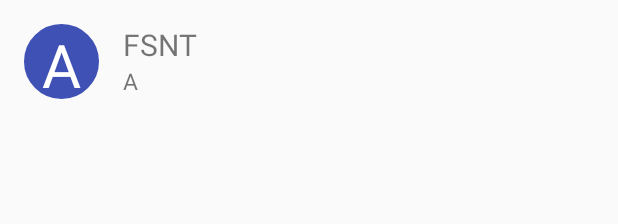
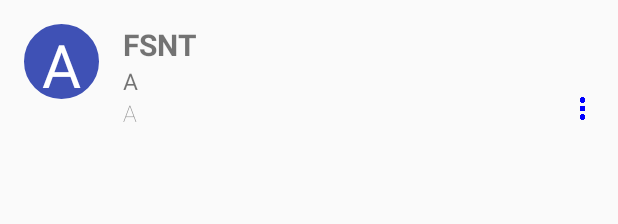
Before and after one commit to GlebKalinichenko/MailManager, an Android app: the layout adapter_mail_item.xml on its own in the app's theme, with its tools: preview values and no code run, on a phone screen of 412 x 824 dp. Shown: the top 224 px of the screen. Run offline under Robolectric (Android 15) with nearby library versions, the phone set to English and light mode, and no system bars.

Commit message:
Show content about item mail

```diff
--- a/app/src/main/java/com/example/gleb/mailmanager/activities/ItemMail.java
+++ b/app/src/main/java/com/example/gleb/mailmanager/activities/ItemMail.java
@@ -121,7 +121,7 @@ public class ItemMail extends PatternActivity {
         dateTextView = (TextView) findViewById(R.id.dateTextView);
         subjectTextView = (TextView) findViewById(R.id.subjectTextView);
         contentTextView = (TextView) findViewById(R.id.contentTextView);
-        webView = (WebView) findViewById(R.id.webView);
+//        webView = (WebView) findViewById(R.id.webView);
 
         fromTextView.setText(mail.getFrom());
         emailTextView.setText(mail.getEmail());
@@ -129,18 +129,18 @@ public class ItemMail extends PatternActivity {
         subjectTextView.setText(mail.getSubject());
         contentTextView.setText(Html.fromHtml(mail.getContent()));
 
-        webView.getSettings().setJavaScriptEnabled(true);
-        webView.addJavascriptInterface(new JavaScriptInterface(this), "HtmlViewer");
-
-        webView.setWebViewClient(new WebViewClient() {
-            @Override
-            public void onPageFinished(WebView view, String url) {
-                webView.loadUrl("javascript:window.HtmlViewer.showHTML" +
-                        "(document.getElementsByTagName('body')[0].innerHTML);");
-            }
-        });
-
-        webView.loadData(mail.getContent(), "text/html; charset=UTF-8;", null);
+//        webView.getSettings().setJavaScriptEnabled(true);
+//        webView.addJavascriptInterface(new JavaScriptInterface(this), "HtmlViewer");
+//
+//        webView.setWebViewClient(new WebViewClient() {
+//            @Override
+//            public void onPageFinished(WebView view, String url) {
+//                webView.loadUrl("javascript:window.HtmlViewer.showHTML" +
+//                        "(document.getElementsByTagName('body')[0].innerHTML);");
+//            }
+//        });
+//
+//        webView.loadData(mail.getContent(), "text/html; charset=UTF-8;", null);
 
         Toolbar toolbar = (Toolbar) findViewById(R.id.toolbar);
         setSupportActionBar(toolbar);
--- a/app/src/main/res/layout/adapter_mail_item.xml
+++ b/app/src/main/res/layout/adapter_mail_item.xml
@@ -1,7 +1,9 @@
 <?xml version="1.0" encoding="utf-8"?>
 <LinearLayout xmlns:android="http://schemas.android.com/apk/res/android"
     android:layout_width="match_parent" android:layout_height="wrap_content"
-    android:padding="16dp">
+    android:paddingTop="16dp"
+    android:paddingLeft="16dp"
+    android:paddingRight="16dp">
 
         <RelativeLayout
             android:layout_width="match_parent"
@@ -21,7 +23,7 @@
                 android:gravity="center_vertical|center_horizontal"/>
 
             <TextView
-                android:layout_width="wrap_content"
+                android:layout_width="match_parent"
                 android:layout_height="wrap_content"
                 android:id="@+id/fromName"
                 android:layout_toRightOf="@+id/photoUser"
@@ -29,34 +31,13 @@
                 android:text="FSNT"
                 android:textSize="20sp"
                 android:layout_below="@+id/photoUser"
-                android:singleLine="true"/>
-            <!--<TextView-->
-                <!--android:layout_width="wrap_content"-->
-                <!--android:layout_height="wrap_content"-->
-                <!--android:id="@+id/fromEmail"-->
-                <!--android:layout_toRightOf="@+id/photoUser"-->
-                <!--android:layout_below="@+id/fromName"-->
-                <!--android:textSize="15sp"/>-->
-            <!--<TextView-->
-                <!--android:layout_width="wrap_content"-->
-                <!--android:layout_height="wrap_content"-->
-                <!--android:id="@+id/subject"-->
-                <!--android:layout_toRightOf="@+id/photoUser"-->
-                <!--android:layout_below="@+id/fromEmail"-->
-                <!--android:textSize="15sp"/>-->
-
-            <!--<ImageView-->
-                <!--android:layout_width="30dp"-->
-                <!--android:layout_height="30dp"-->
-                <!--android:id="@+id/attachImageView"-->
-                <!--android:src="@drawable/attach"-->
-                <!--android:layout_alignBottom="@+id/fromEmail"-->
-                <!--android:layout_alignParentRight="true"-->
-                <!--android:layout_alignParentEnd="true"-->
-                <!--android:visibility="invisible"/>-->
+                android:singleLine="true"
+                android:textStyle="bold"
+                android:fontFamily="sans-serif"
+                android:layout_marginRight="20dp"/>
 
             <TextView
-                android:layout_width="wrap_content"
+                android:layout_width="match_parent"
                 android:layout_height="wrap_content"
                 android:id="@+id/subject"
                 android:text="A"
@@ -64,10 +45,34 @@
                 android:layout_below="@+id/fromName"
                 android:layout_alignLeft="@+id/fromName"
                 android:layout_alignStart="@+id/fromName"
-                android:singleLine="true"/>
+                android:singleLine="true"
+                android:fontFamily="sans-serif"
+                android:layout_marginRight="20dp"/>
+
+            <TextView
+                android:layout_width="match_parent"
+                android:layout_height="wrap_content"
+                android:id="@+id/content"
+                android:text="A"
+                android:textSize="15sp"
+                android:layout_below="@+id/subject"
+                android:layout_alignLeft="@+id/fromName"
+                android:layout_alignStart="@+id/fromName"
+                android:singleLine="true"
+                android:fontFamily="sans-serif-thin"
+                android:layout_marginRight="20dp"/>
 
             <ImageView
-                android:layout_width="30dp"
+                android:layout_width="15dp"
+                android:layout_height="15dp"
+                android:id="@+id/settingsImageView"
+                android:src="@drawable/settings"
+                android:layout_below="@+id/subject"
+                android:layout_alignRight="@+id/attachImageView"
+                android:layout_alignEnd="@+id/attachImageView" />
+
+            <ImageView
+                android:layout_width="15dp"
                 android:layout_height="30dp"
                 android:id="@+id/attachImageView"
                 android:src="@drawable/attach"
```
Also changed, not shown: 1 other file.
